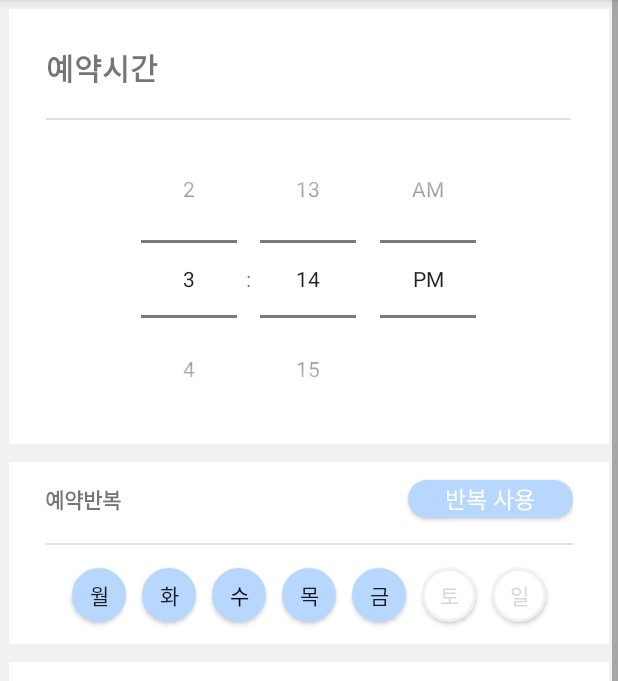
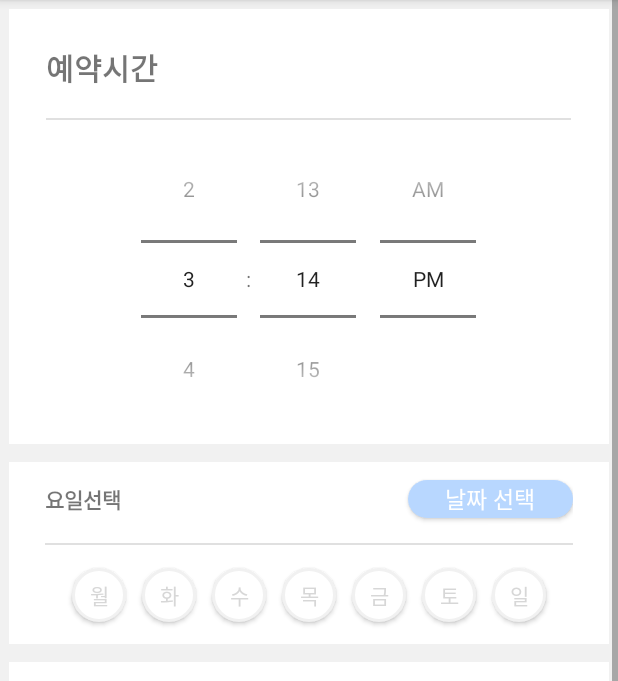
Before and after one commit to Hotteock3388/Reserve-Bath-App, an Android app: the NewReserveActivity screen opened directly, with no data from a screen before it, on a phone screen of 412 x 824 dp, the part 84-765 px from its top. Run offline under Robolectric (Android 15) with nearby library versions, the phone set to English and light mode, and no system bars; plain views replace Croller.

Commit message:
[ Add ] ButtonInit() 추가
버튼 배열 생성, 온클릭 리스너 추가

```diff
--- a/app/src/main/java/com/example/reserve_bath_app/MainActivity.kt
+++ b/app/src/main/java/com/example/reserve_bath_app/MainActivity.kt
@@ -17,7 +17,7 @@ class MainActivity : AppCompatActivity() {
 
     private fun fabSetting() {
         fab_NewReserve.setOnClickListener(View.OnClickListener {
-            val intent = Intent(this@MainActivity, NewReserveActivity::class.java)
+            val intent = Intent(this, NewReserveActivity::class.java)
             intent.putExtra("Data", "")
             startActivity(intent)
             overridePendingTransition(R.anim.rightin_activity, R.anim.not_move_activity)
--- a/app/src/main/java/com/example/reserve_bath_app/NewReserveActivity.kt
+++ b/app/src/main/java/com/example/reserve_bath_app/NewReserveActivity.kt
@@ -1,13 +1,38 @@
 package com.example.reserve_bath_app
 
+import android.os.Bundle
+import android.util.Log
+import android.widget.Button
 import androidx.appcompat.app.AppCompatActivity
-import android.os.Bundle
+import kotlinx.android.synthetic.main.activity_new_reserve.*
 
 class NewReserveActivity : AppCompatActivity() {
+
+    //var reserveData : ReserveData? = null
+    lateinit var selectData: SelectData
+    var sDay = 0
+
+
+    lateinit var btnArr : Array<Button>;
+
     override fun onCreate(savedInstanceState: Bundle?) {
         super.onCreate(savedInstanceState)
         setContentView(R.layout.activity_new_reserve)
-
+        buttonInit()
 
     }
+
+    private fun buttonInit(){
+        btnArr = arrayOf(btn_Day1,btn_Day2,btn_Day3,btn_Day4,btn_Day5,btn_Day6,btn_Day7)
+
+        for(i in 0..6){
+            btnArr[i].setOnClickListener {
+                for(j in 0..6) {
+                    if (it.id == btnArr[j].id) { Log.d("TestLog", "j = ${j}") }
+                }
+            }
+
+        }
+    }
+
 }
--- a/app/src/main/res/layout/activity_new_reserve.xml
+++ b/app/src/main/res/layout/activity_new_reserve.xml
@@ -92,7 +92,7 @@
                         android:layout_width="wrap_content"
                         android:layout_height="wrap_content"
                         android:layout_marginVertical="20dp"
-                        android:text="예약반복"
+                        android:text="요일선택"
                         android:textStyle="bold"
                         app:layout_constraintBottom_toBottomOf="parent"
                         app:layout_constraintStart_toStartOf="parent"
@@ -103,7 +103,7 @@
                         android:layout_width="110dp"
                         android:layout_height="25dp"
                         android:background="@drawable/btn_corner_blue"
-                        android:text="반복 사용"
+                        android:text="날짜 선택"
                         android:textColor="@color/colorWhite"
                         android:textSize="15dp"
                         app:layout_constraintBottom_toBottomOf="parent"
@@ -130,7 +130,8 @@
                         android:layout_width="36dp"
                         android:layout_height="36dp"
                         android:layout_margin="5dp"
-                        android:background="@drawable/btn_selected_day"
+                        android:background="@drawable/btn_unselected_day"
+                        android:textColor="@color/colorButtonGray"
                         android:text="월" />
 
                     <Button
@@ -138,7 +139,8 @@
                         android:layout_width="36dp"
                         android:layout_height="36dp"
                         android:layout_margin="5dp"
-                        android:background="@drawable/btn_selected_day"
+                        android:background="@drawable/btn_unselected_day"
+                        android:textColor="@color/colorButtonGray"
                         android:text="화" />
 
                     <Button
@@ -146,16 +148,17 @@
                         android:layout_width="36dp"
                         android:layout_height="36dp"
                         android:layout_margin="5dp"
-                        android:background="@drawable/btn_selected_day"
+                        android:background="@drawable/btn_unselected_day"
                         android:text="수"
-                        android:textColor="#000000" />
+                        android:textColor="@color/colorButtonGray"/>
 
                     <Button
                         android:id="@+id/btn_Day4"
                         android:layout_width="36dp"
                         android:layout_height="36dp"
                         android:layout_margin="5dp"
-                        android:background="@drawable/btn_selected_day"
+                        android:background="@drawable/btn_unselected_day"
+                        android:textColor="@color/colorButtonGray"
                         android:text="목" />
 
                     <Button
@@ -163,7 +166,8 @@
                         android:layout_width="36dp"
                         android:layout_height="36dp"
                         android:layout_margin="5dp"
-                        android:background="@drawable/btn_selected_day"
+                        android:background="@drawable/btn_unselected_day"
+                        android:textColor="@color/colorButtonGray"
                         android:text="금" />
 
                     <Button
```
Also changed, not shown: app/src/main/java/com/example/reserve_bath_app/ReserveDataList.kt (added, +18 -0 lines).
